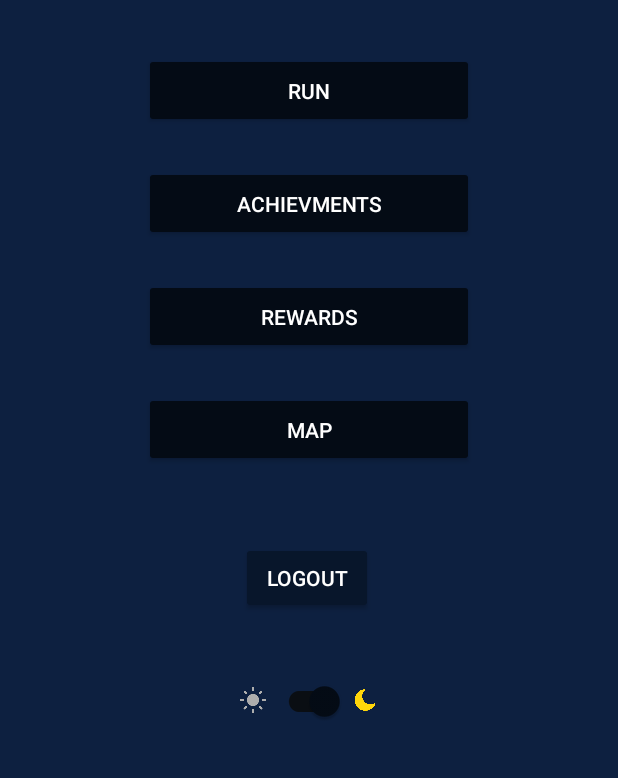
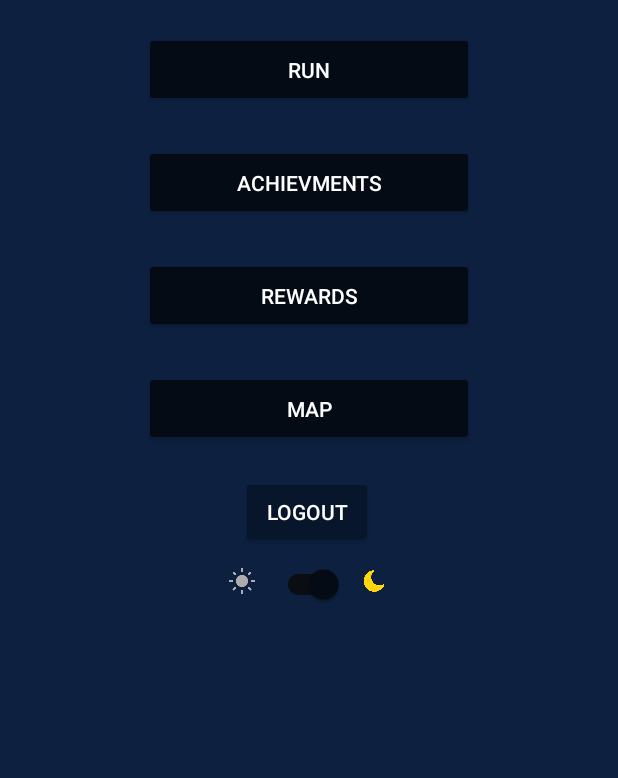
Before and after one commit to maldo31/Star, an Android app: the screen it shows after launch (MainActivity), on a phone screen of 412 x 824 dp, the part 448-1226 px from its top. Run offline under Robolectric (Android 15) with nearby library versions, the phone set to English and light mode, and no system bars; our stand-ins replace Firebase (no records; nobody signed in at launch, a user with empty details on screens opened directly).

Commit message:
Minor layout changes

```diff
--- a/app/src/main/res/layout/activity_main.xml
+++ b/app/src/main/res/layout/activity_main.xml
@@ -14,8 +14,10 @@
         android:theme="@style/MySlider"
         app:layout_constraintBottom_toBottomOf="parent"
         app:layout_constraintEnd_toEndOf="parent"
+        app:layout_constraintHorizontal_bias="0.498"
         app:layout_constraintStart_toStartOf="parent"
-        app:layout_constraintTop_toBottomOf="@+id/logoutBtn" />
+        app:layout_constraintTop_toBottomOf="@+id/logoutBtn"
+        app:layout_constraintVertical_bias="0.0" />
 
     <ImageView
         android:id="@+id/imageView2"
@@ -36,27 +38,23 @@
         android:id="@+id/imageViewModeIcon"
         android:layout_width="20dp"
         android:layout_height="20dp"
-        android:layout_marginStart="155dp"
-        android:layout_marginTop="650dp"
+        android:layout_marginTop="80dp"
+        android:layout_marginEnd="10dp"
         android:contentDescription="@string/logo"
         android:src="@drawable/sun"
-        app:layout_constraintBottom_toBottomOf="parent"
         app:layout_constraintEnd_toStartOf="@+id/switchMaterial"
-        app:layout_constraintStart_toStartOf="parent"
-        app:layout_constraintTop_toTopOf="parent" />
+        app:layout_constraintTop_toBottomOf="@+id/mapBtn" />
 
     <ImageView
         android:id="@+id/imageViewModeIcon2"
         android:layout_width="20dp"
         android:layout_height="20dp"
-        android:layout_marginTop="650dp"
-        android:layout_marginEnd="155dp"
+        android:layout_marginStart="10dp"
+        android:layout_marginTop="80dp"
         android:contentDescription="@string/logo"
         android:src="@drawable/moonno"
-        app:layout_constraintBottom_toBottomOf="parent"
-        app:layout_constraintEnd_toEndOf="parent"
         app:layout_constraintStart_toEndOf="@+id/switchMaterial"
-        app:layout_constraintTop_toTopOf="parent" />
+        app:layout_constraintTop_toBottomOf="@+id/mapBtn" />
 
     <TextView
         android:id="@+id/Name"
@@ -79,7 +77,7 @@
         android:layout_width="wrap_content"
         android:layout_height="wrap_content"
         android:layout_marginStart="100dp"
-        android:layout_marginTop="604dp"
+        android:layout_marginTop="560dp"
         android:layout_marginEnd="100dp"
         style="@style/MyButton"
         android:onClick="logout"
@@ -122,7 +120,7 @@
         android:layout_height="50dp"
         android:layout_marginStart="40dp"
         android:layout_marginEnd="40dp"
-        android:layout_marginBottom="50dp"
+        android:layout_marginBottom="20dp"
         style="@style/MyButtonMain"
         android:onClick="Map"
         android:text="Map"
--- a/app/src/main/res/layout/activity_register.xml
+++ b/app/src/main/res/layout/activity_register.xml
@@ -12,7 +12,7 @@
         android:layout_width="wrap_content"
         android:layout_height="wrap_content"
         android:layout_marginStart="150dp"
-        android:layout_marginTop="139dp"
+        android:layout_marginTop="120dp"
         android:layout_marginEnd="150dp"
         android:layout_marginBottom="560dp"
         android:rotationX="-4"
@@ -37,10 +37,10 @@
         android:src="@drawable/logo"
         app:layout_constraintBottom_toBottomOf="parent"
         app:layout_constraintEnd_toEndOf="parent"
-        app:layout_constraintHorizontal_bias="0.498"
+        app:layout_constraintHorizontal_bias="0.495"
         app:layout_constraintStart_toStartOf="parent"
         app:layout_constraintTop_toTopOf="parent"
-        app:layout_constraintVertical_bias="0.13" />
+        app:layout_constraintVertical_bias="0.083" />
 
     <EditText
         android:id="@+id/editTextTextEmailAddress"
```
